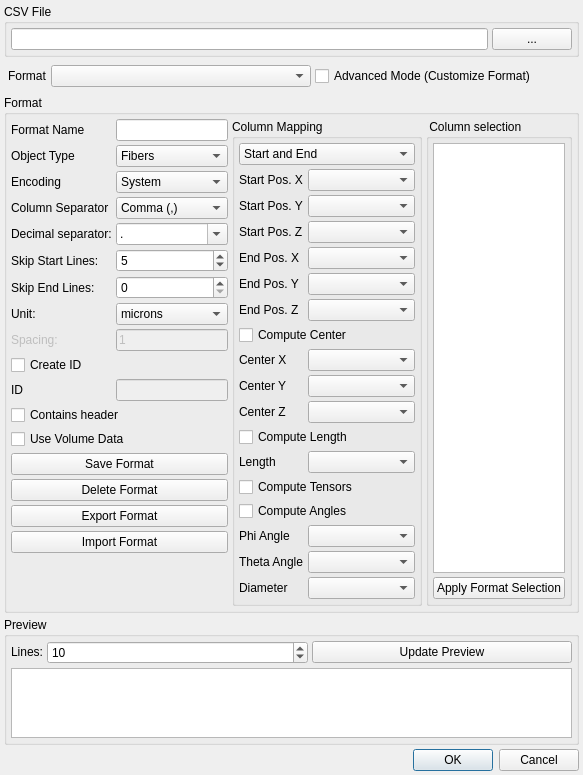
3dct/open_iA, file modules/FeatureScout/CsvInput.ui: the form before one commit.
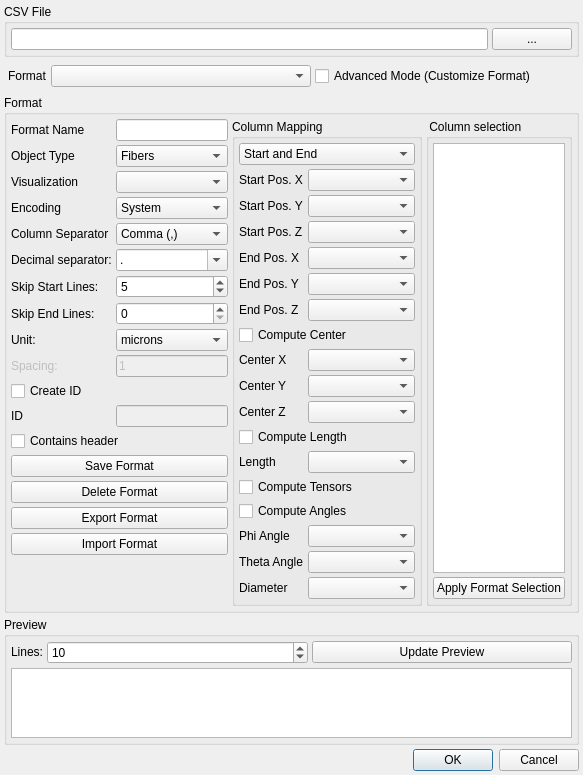
The form after the commit.

What changed in the file:
```diff
--- a/modules/FeatureScout/CsvInput.ui
+++ b/modules/FeatureScout/CsvInput.ui
@@ -189,13 +189,23 @@
          </widget>
         </item>
         <item row="3" column="0">
+         <widget class="QLabel" name="lbl_VisualizeAs">
+          <property name="text">
+           <string>Visualization</string>
+          </property>
+         </widget>
+        </item>
+        <item row="3" column="1">
+         <widget class="QComboBox" name="cmbbox_VisualizeAs"/>
+        </item>
+        <item row="4" column="0">
          <widget class="QLabel" name="lbl_Encoding">
           <property name="text">
            <string>Encoding</string>
           </property>
          </widget>
         </item>
-        <item row="3" column="1">
+        <item row="4" column="1">
          <widget class="QComboBox" name="cmbbox_Encoding">
           <item>
            <property name="text">
@@ -219,14 +229,14 @@
           </item>
          </widget>
         </item>
-        <item row="4" column="0">
+        <item row="5" column="0">
          <widget class="QLabel" name="lbl_ColumnSeparator">
           <property name="text">
            <string>Column Separator</string>
           </property>
          </widget>
         </item>
-        <item row="4" column="1">
+        <item row="5" column="1">
          <widget class="QComboBox" name="cmbbox_ColSeparator">
           <property name="enabled">
            <bool>true</bool>
@@ -251,14 +261,14 @@
           </item>
          </widget>
         </item>
-        <item row="5" column="0">
+        <item row="6" column="0">
          <widget class="QLabel" name="lbl_DecimalSeparator">
           <property name="text">
            <string>Decimal separator:</string>
           </property>
          </widget>
         </item>
-        <item row="5" column="1">
+        <item row="6" column="1">
          <widget class="QComboBox" name="cmbbox_DecimalSeparator">
           <property name="editable">
            <bool>true</bool>
@@ -275,14 +285,14 @@
           </item>
          </widget>
         </item>
-        <item row="6" column="0">
+        <item row="7" column="0">
          <widget class="QLabel" name="lbl_SkipS1tartLine">
           <property name="text">
            <string>Skip Start Lines:</string>
           </property>
          </widget>
         </item>
-        <item row="6" column="1">
+        <item row="7" column="1">
          <widget class="QSpinBox" name="ed_SkipLinesStart">
           <property name="enabled">
            <bool>true</bool>
@@ -298,28 +308,28 @@
           </property>
          </widget>
         </item>
-        <item row="7" column="0">
+        <item row="8" column="0">
          <widget class="QLabel" name="lbl_SkipEndLines">
           <property name="text">
            <string>Skip End Lines:</string>
           </property>
          </widget>
         </item>
-        <item row="7" column="1">
+        <item row="8" column="1">
          <widget class="QSpinBox" name="ed_SkipLinesEnd">
           <property name="maximum">
            <number>9999999</number>
           </property>
          </widget>
         </item>
-        <item row="8" column="0">
+        <item row="9" column="0">
          <widget class="QLabel" name="lbl_Unit">
           <property name="text">
            <string>Unit:</string>
           </property>
          </widget>
         </item>
-        <item row="8" column="1">
+        <item row="9" column="1">
          <widget class="QComboBox" name="cmbbox_Unit">
           <item>
            <property name="text">
@@ -328,7 +338,7 @@
           </item>
          </widget>
         </item>
-        <item row="9" column="0">
+        <item row="10" column="0">
          <widget class="QLabel" name="lbl_Spacing">
           <property name="enabled">
            <bool>false</bool>
@@ -338,7 +348,7 @@
           </property>
          </widget>
         </item>
-        <item row="9" column="1">
+        <item row="10" column="1">
          <widget class="QLineEdit" name="ed_Spacing">
           <property name="enabled">
            <bool>false</bool>
@@ -348,27 +358,34 @@
           </property>
          </widget>
         </item>
-        <item row="10" column="0" colspan="2">
+        <item row="11" column="0" colspan="2">
          <widget class="QCheckBox" name="cb_AddAutoID">
           <property name="text">
            <string>Create ID</string>
           </property>
          </widget>
         </item>
-        <item row="11" column="0">
+        <item row="12" column="0">
          <widget class="QLabel" name="lbl_col_ID">
           <property name="text">
            <string>ID</string>
           </property>
          </widget>
         </item>
-        <item row="11" column="1">
+        <item row="12" column="1">
          <widget class="QLineEdit" name="ed_col_ID">
           <property name="enabled">
            <bool>false</bool>
           </property>
          </widget>
         </item>
+        <item row="13" column="0" colspan="2">
+         <widget class="QCheckBox" name="cb_ContainsHeader">
+          <property name="text">
+           <string>Contains header</string>
+          </property>
+         </widget>
+        </item>
         <item row="14" column="0" colspan="2">
          <widget class="QPushButton" name="btn_SaveFormat">
           <property name="enabled">
@@ -386,20 +403,6 @@
           </property>
          </widget>
         </item>
-        <item row="12" column="0" colspan="2">
-         <widget class="QCheckBox" name="cb_ContainsHeader">
-          <property name="text">
-           <string>Contains header</string>
-          </property>
-         </widget>
-        </item>
-        <item row="13" column="0" colspan="2">
-         <widget class="QCheckBox" name="cb_UseVolumeData">
-          <property name="text">
-           <string>Use Volume Data</string>
-          </property>
-         </widget>
-        </item>
         <item row="16" column="0" colspan="2">
          <widget class="QPushButton" name="btn_ExportFormat">
           <property name="text">
```
